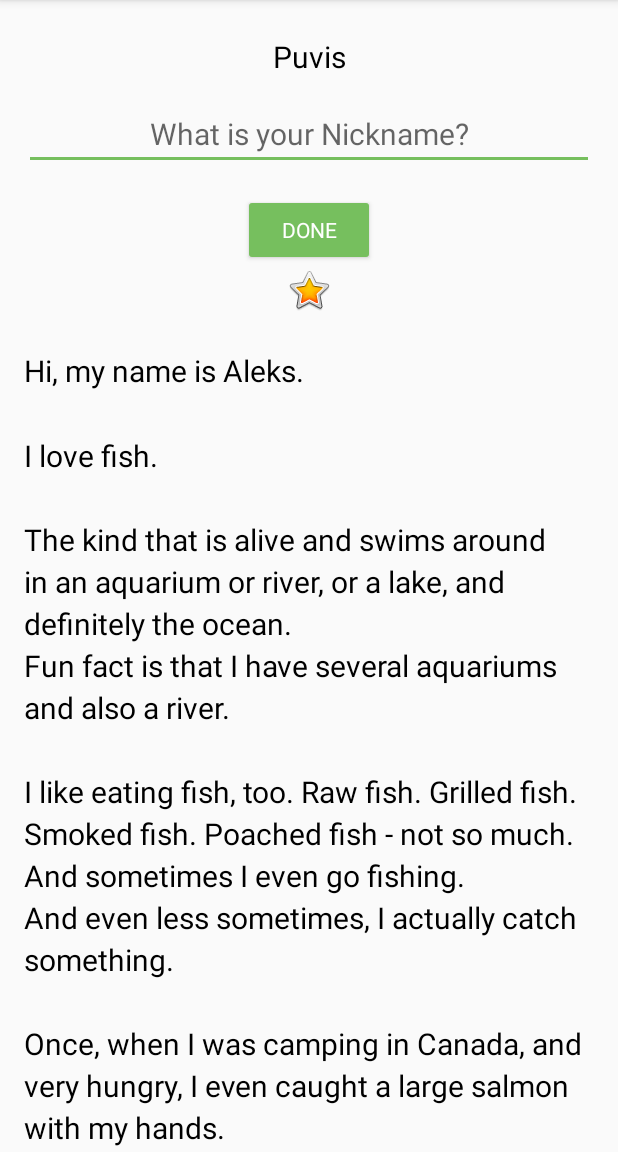
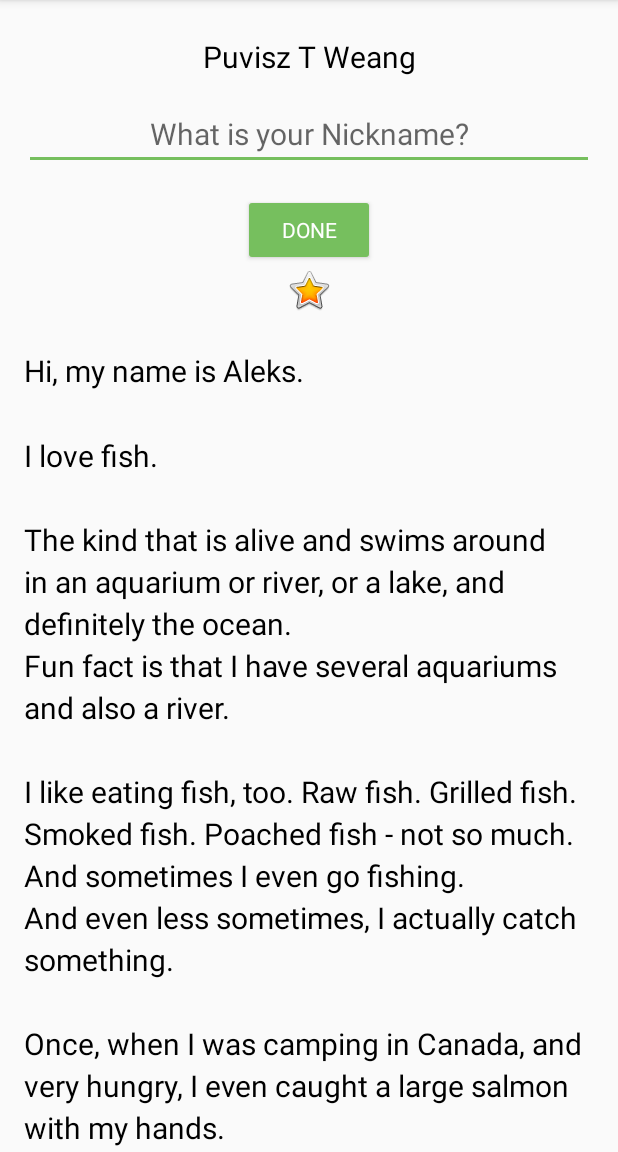
Before and after one commit to mrjingjoz123/aboutme, an Android app: the screen it shows after launch (MainActivity), after a tap on an icon or button, on a phone screen of 412 x 824 dp, the part 84-1236 px from its top. Run offline under Robolectric (Android 15) with nearby library versions, the phone set to English and light mode, and no system bars; our stand-ins replace data binding; Roboto replaces fonts that are not available here; 1 other tap on this screen came first.

Commit message:
aboutme 2.4

```diff
--- a/app/build.gradle
+++ b/app/build.gradle
@@ -21,6 +21,9 @@ android {
             proguardFiles getDefaultProguardFile('proguard-android-optimize.txt'), 'proguard-rules.pro'
         }
     }
+    dataBinding {
+        enabled = true
+    }
 }
 
 dependencies {
--- a/app/src/main/java/buu/informatics/cs59161111/aboutme/MainActivity.kt
+++ b/app/src/main/java/buu/informatics/cs59161111/aboutme/MainActivity.kt
@@ -1,4 +1,5 @@
 package buu.informatics.cs59161111.aboutme
+
 
 import android.content.Context
 import androidx.appcompat.app.AppCompatActivity
@@ -8,51 +9,60 @@ import android.view.inputmethod.InputMethodManager
 import android.widget.Button
 import android.widget.EditText
 import android.widget.TextView
+import androidx.databinding.DataBindingUtil
+import buu.informatics.cs59161111.aboutme.databinding.ActivityMainBinding
 
 class MainActivity : AppCompatActivity() {
-
+    private lateinit var binding: ActivityMainBinding
+    private  val myName:MyName = MyName("Puvisz T Weang")
     override fun onCreate(savedInstanceState: Bundle?) {
         super.onCreate(savedInstanceState)
-        setContentView(R.layout.activity_main)
+        binding = DataBindingUtil.setContentView(this, R.layout.activity_main)
+        binding.apply {
+           doneButton.setOnClickListener {
+                addNickname(it)
+            }
 
-        findViewById<Button>(R.id.done_button).setOnClickListener {
-            addNickname(it)
+           nicknameText.setOnClickListener {
+                updateNickname (it)
+            }
+           this.myName = this@MainActivity.myName
         }
 
-        findViewById<TextView>(R.id.nickname_text).setOnClickListener {
-            updateNickname (it)
-        }
 
     }
     private fun addNickname(view: View) {
-        val editText = findViewById<EditText>(R.id.nickname_edit)
-        val nicknameTextView = findViewById<TextView>(R.id.nickname_text)
-        nicknameTextView.text = editText.text
-        editText.visibility = View.GONE
-        view.visibility = View.GONE
+        binding.apply {
 
-        nicknameTextView.visibility = View.VISIBLE
+            myName?.nickname =  nicknameEdit.text.toString()
+            nicknameEdit.visibility = View.GONE
+            nicknameText.visibility = View.VISIBLE
+
+            doneButton.visibility = View.GONE
+            invalidateAll()
+
+            //Hide Keyboard
+            val inputMethodManager = getSystemService(Context.INPUT_METHOD_SERVICE) as InputMethodManager
+            inputMethodManager.hideSoftInputFromWindow(view.windowToken, 0)
+        }
+
 
 
 //        val doneButton = findViewById<Button>(R.id.done_button)
 //        doneButton.visibility = View.GONE
 
-        //Hide Keyboard
-        val inputMethodManager = getSystemService(Context.INPUT_METHOD_SERVICE) as InputMethodManager
-        inputMethodManager.hideSoftInputFromWindow(view.windowToken, 0)
+
     }
     private fun updateNickname (view: View) {
-        val editText = findViewById<EditText>(R.id.nickname_edit)
-        val nicknameTextView = findViewById<TextView>(R.id.nickname_text)
+        binding.apply {
+            nicknameText.visibility = View.GONE
+            nicknameEdit.visibility = View.VISIBLE
 
-        editText.visibility = View.VISIBLE
-        val doneButton = findViewById<Button>(R.id.done_button)
-        doneButton.visibility = View.VISIBLE
-
-        nicknameTextView.visibility = View.GONE
-
-        editText.requestFocus()
-        val imm = getSystemService(Context.INPUT_METHOD_SERVICE) as InputMethodManager
-        imm.showSoftInput(editText, 0)
+            nameText.visibility = View.VISIBLE
+            doneButton.visibility = View.VISIBLE
+            nicknameEdit.requestFocus()
+            val imm = getSystemService(Context.INPUT_METHOD_SERVICE) as InputMethodManager
+            imm.showSoftInput(nicknameEdit, 0)
+        }
     }
 }
--- /dev/null
+++ b/app/src/main/java/buu/informatics/cs59161111/aboutme/MyName.kt
@@ -0,0 +1,3 @@
+package buu.informatics.cs59161111.aboutme
+
+data class MyName(var name: String = "", var nickname: String = "")
--- a/app/src/main/res/layout/activity_main.xml
+++ b/app/src/main/res/layout/activity_main.xml
@@ -1,50 +1,77 @@
 <?xml version="1.0" encoding="utf-8"?>
-<LinearLayout
+<layout
         xmlns:android="http://schemas.android.com/apk/res/android"
         xmlns:tools="http://schemas.android.com/tools"
-        xmlns:app="http://schemas.android.com/apk/res-auto"
+        xmlns:app="http://schemas.android.com/apk/res-auto">
+    <data>
+        <variable
+                name="myName"
+                type="buu.informatics.cs59161111.aboutme.MyName" />
+    </data>
+        <LinearLayout
                 android:layout_width="match_parent"
                 android:layout_height="match_parent"
                 android:orientation="vertical"
-        tools:context=".MainActivity" android:paddingStart="@dimen/layout_padding"
+                tools:context=".MainActivity"
+                android:paddingStart="@dimen/layout_padding"
                 android:paddingEnd="@dimen/layout_padding">
 
             <TextView
-            android:text="@string/name"
+                    android:text="@={myName.name}"
                     android:layout_width="match_parent"
-            android:layout_height="wrap_content" android:id="@+id/name_text"
+                    android:layout_height="wrap_content"
+                    android:id="@+id/name_text"
                     android:textAlignment="center"
                     style="@style/NameStyle"/>
+
             <EditText
                     android:layout_width="match_parent"
                     android:layout_height="wrap_content"
                     android:inputType="textPersonName"
                     android:ems="10"
-            android:id="@+id/nickname_edit" android:hint="@string/what_is_your_nickname"
+                    android:id="@+id/nickname_edit"
+                    android:hint="@string/what_is_your_nickname"
                     android:textAlignment="center" style="@style/NameStyle"/>
+
             <Button
                     android:text="@string/done"
                     android:layout_width="wrap_content"
-            android:layout_height="wrap_content" android:id="@+id/done_button"
+                    android:layout_height="wrap_content"
+                    android:id="@+id/done_button"
                     android:layout_gravity="center_horizontal" style="@style/Widget.AppCompat.Button.Colored"
-            android:layout_marginTop="@dimen/layout_margin" android:fontFamily="@font/roboto"/>
+                    android:layout_marginTop="@dimen/layout_margin"
+                    android:fontFamily="@font/roboto"/>
             <TextView
-            android:text=""
+                    android:text="@={myName.nickname}"
                     android:layout_width="match_parent"
-            android:layout_height="wrap_content" android:id="@+id/nickname_text" style="@style/NameStyle"
-            android:textAlignment="center" android:visibility="gone" android:background="@color/colorAccent"
+                    android:layout_height="wrap_content"
+                    android:id="@+id/nickname_text" style="@style/NameStyle"
+                    android:textAlignment="center"
+                    android:visibility="gone"
+                    android:background="@color/colorAccent"
                     android:paddingBottom="@dimen/small_padding"/>
+
             <ImageView
                     android:layout_width="match_parent"
-            android:layout_height="wrap_content" app:srcCompat="@android:drawable/btn_star_big_on"
-            android:id="@+id/star_image" android:contentDescription="@string/yellow_star"/>
+                    android:layout_height="wrap_content"
+                    app:srcCompat="@android:drawable/btn_star_big_on"
+                    android:id="@+id/star_image"
+                    android:contentDescription="@string/yellow_star"/>
+
             <ScrollView
                     android:layout_width="match_parent"
-            android:layout_height="match_parent" android:id="@+id/bio_scroll">
+                    android:layout_height="match_parent"
+                    android:id="@+id/bio_scroll">
+
                 <TextView
                         android:text="@string/bio"
                         android:layout_width="match_parent"
-                android:layout_height="wrap_content" android:id="@+id/bio_text" style="@style/NameStyle"
+                        android:layout_height="wrap_content"
+                        android:id="@+id/bio_text" style="@style/NameStyle"
                         android:lineSpacingMultiplier="1.2"/>
+
             </ScrollView>
+
         </LinearLayout>
+
+</layout>
```
Lines whose indentation alone changed are shown as unchanged.
